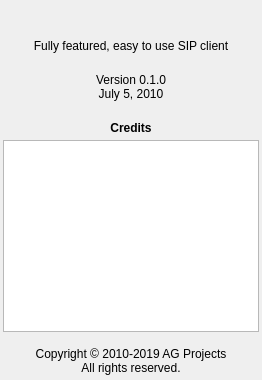
Before: the Qt Designer form resources/about_panel.ui in AGProjects/blink-qt, drawn with Qt 5.
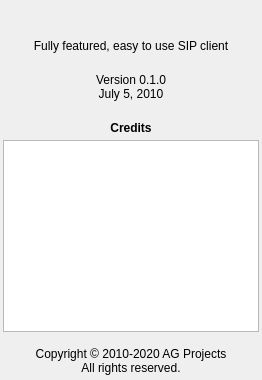
After: the same form once the commit is applied. Icons and pictures are not drawn.

Commit message: Updated copyright years

What changed in the file:
```diff
--- a/resources/about_panel.ui
+++ b/resources/about_panel.ui
@@ -144,7 +144,7 @@
    <item>
     <widget class="QLabel" name="copyright">
      <property name="text">
-      <string>Copyright © 2010-2019 AG Projects
+      <string>Copyright © 2010-2020 AG Projects
 All rights reserved.</string>
      </property>
      <property name="alignment">
```
The commit also changes 3 other files.
